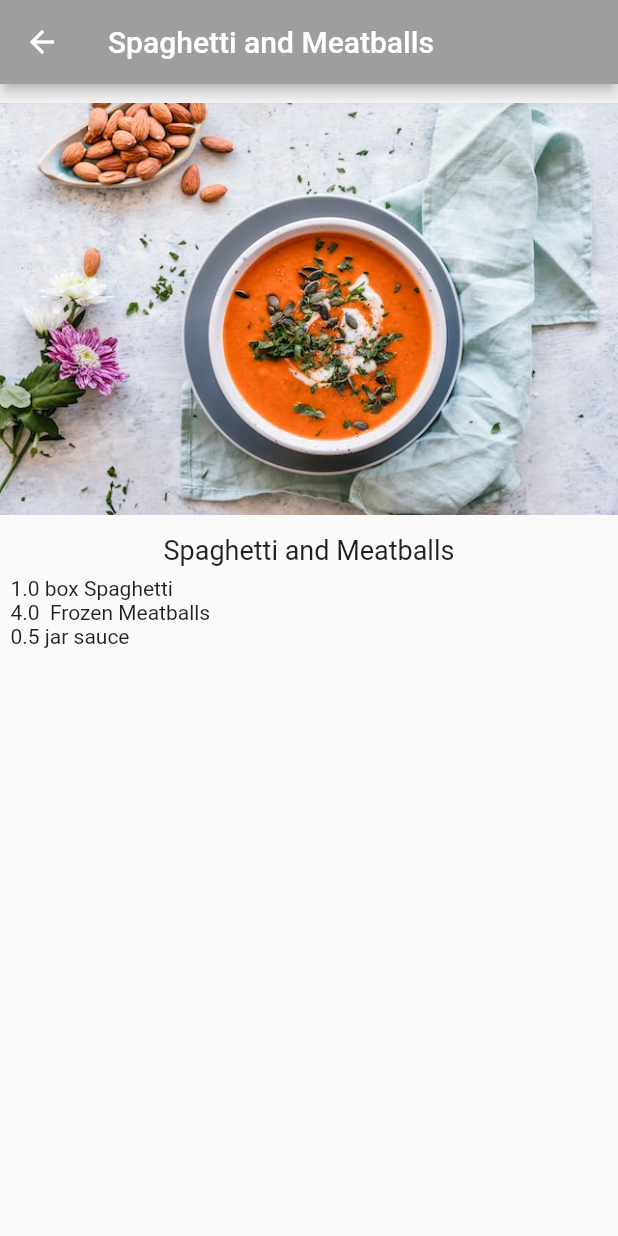
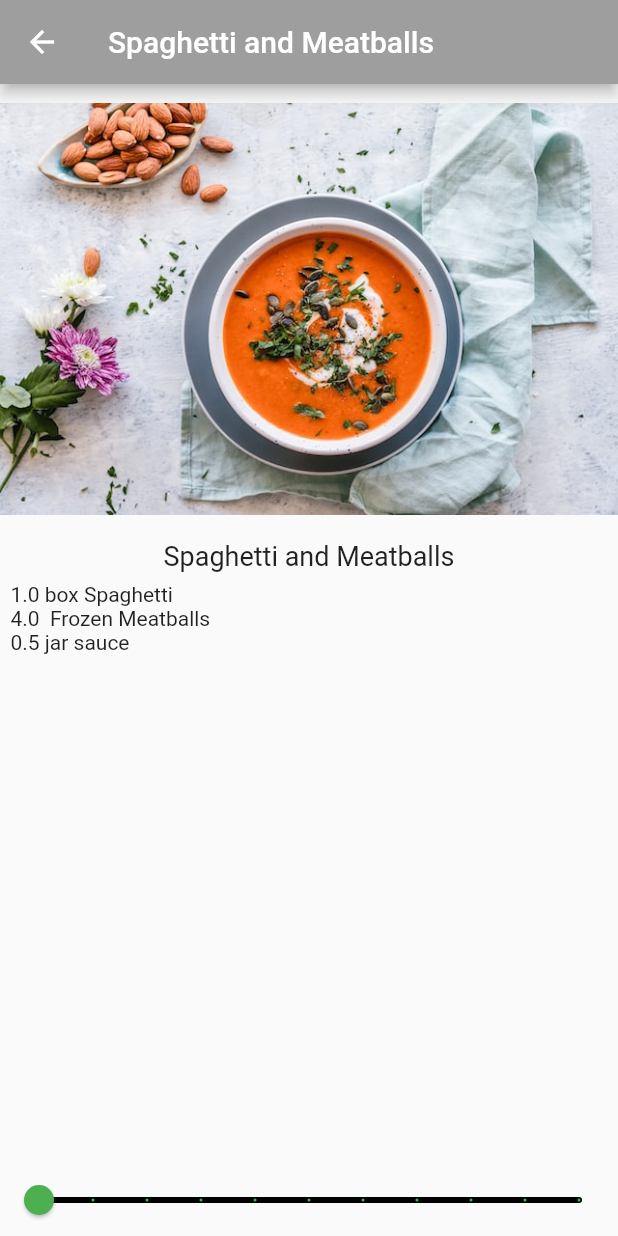
Before and after one commit to Peter-Immanuel/dart-journey, a Flutter app: the screen it shows after launch, after a tap on "Spaghetti and Meatballs", on a phone screen of 412 x 824 dp. Run offline on Flutter 3.47's test engine with Material 2 defaults, Android fonts, the phone set to English and light mode, and no system bars.

Commit message:
Added slide to recipe details page

```diff
--- a/recipes_app/lib/recipe_details.dart
+++ b/recipes_app/lib/recipe_details.dart
@@ -16,6 +16,8 @@ class RecipeDetails extends StatefulWidget {
 class _RecipeDetailsState extends State<RecipeDetails> {
   // TODO: Add _sliderVal here
 
+  int _sliderVal = 1;
+
   @override
   Widget build(BuildContext context) {
     return Scaffold(
@@ -31,29 +33,37 @@ class _RecipeDetailsState extends State<RecipeDetails> {
             // width: double.infinity,
             child: Image.asset(widget.recipe.imgUrl),
           ),
-          // const SizedBox(
-          //   height: 4,
-          // ),
+          const SizedBox(
+            height: 4,
+          ),
           Text(
             widget.recipe.label,
             style: const TextStyle(fontSize: 18),
           ),
-
           Expanded(
               child: ListView.builder(
                   padding: const EdgeInsets.all(7.0),
                   itemCount: widget.recipe.ingredients.length,
                   itemBuilder: (BuildContext context, int index) {
-                    print("");
-                    print(context);
-                    print("");
                     final ingredient = widget.recipe.ingredients[index];
 
                     return Text(
                         "${ingredient.quantity} ${ingredient.measure} ${ingredient.name}");
-                  }))
-
-          // TODO: Add Slider() here
+                  })),
+          Slider(
+            value: _sliderVal.toDouble(),
+            min: 1,
+            max: 10,
+            divisions: 10,
+            label: "${_sliderVal * widget.recipe.servings} servings",
+            onChanged: (newValue) {
+              setState(() {
+                _sliderVal = newValue.round();
+              });
+            },
+            activeColor: Colors.green,
+            inactiveColor: Colors.black,
+          )
         ],
       )),
     );
```
